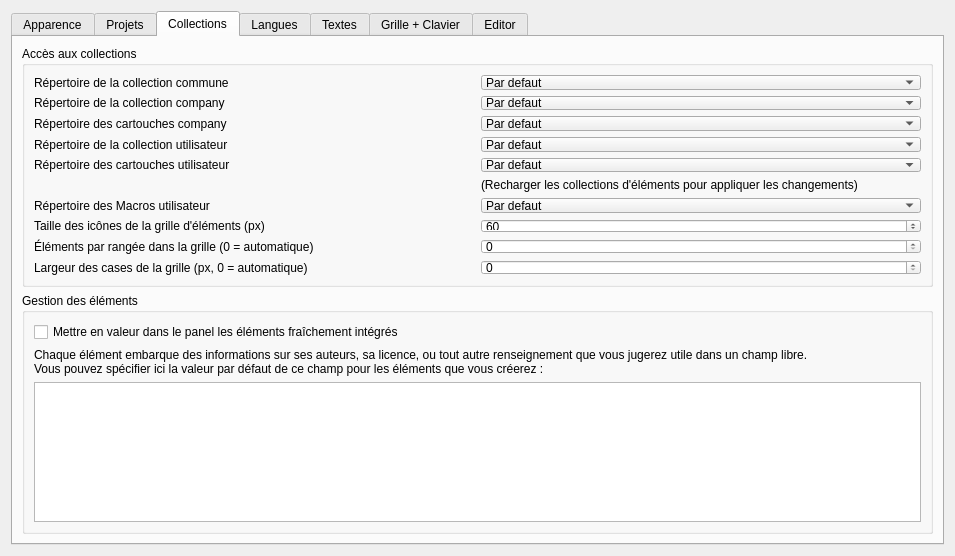
Qt form sources/ui/configpage/generalconfigurationpage.ui (jolinjo/QET) before a commit.
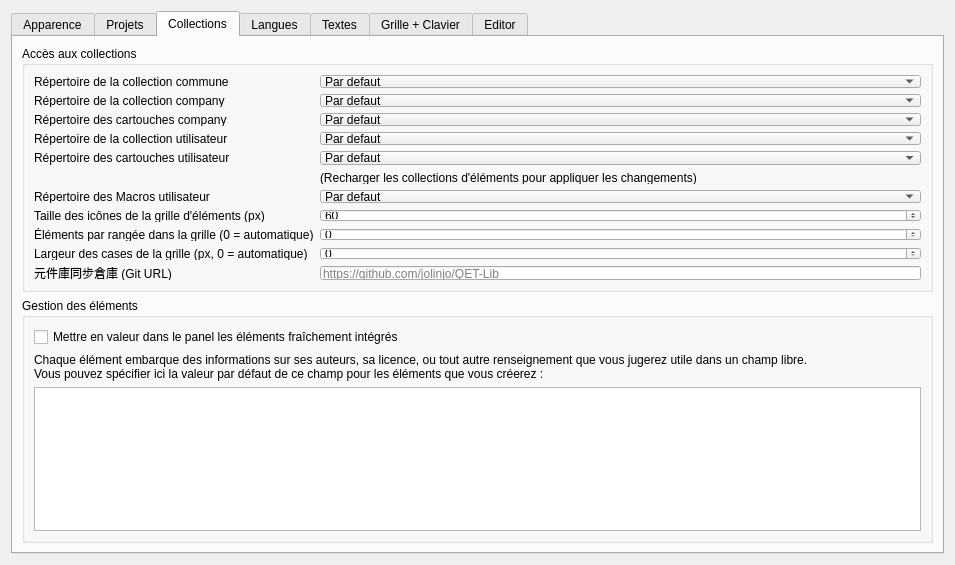
The same form after that commit.

Commit message:
feat: 元件庫同步倉庫 URL 改由偏好設定設定，版本升至 0.100.69
- 偏好設定 Collections 分頁新增「元件庫同步倉庫 (Git URL)」欄位，綁定設定鍵
  elementspanel/library-git-url（預設 https://github.com/jolinjo/QET-Lib）。
- updateLibraryFromGit 不再彈輸入框，直接讀偏好設定的 URL，改用 yes/no 確認
  （因 mirror --delete 具破壞性）。
- 同步流程不變：淺 clone → 備份 → 鏡射 elements-company / titleblocks-company。

What changed in the file:
```diff
--- a/sources/ui/configpage/generalconfigurationpage.ui
+++ b/sources/ui/configpage/generalconfigurationpage.ui
@@ -430,6 +430,20 @@
             </property>
            </widget>
           </item>
+          <item row="11" column="0">
+           <widget class="QLabel" name="m_library_git_url_label">
+            <property name="text">
+             <string>元件庫同步倉庫 (Git URL)</string>
+            </property>
+           </widget>
+          </item>
+          <item row="11" column="1">
+           <widget class="QLineEdit" name="m_library_git_url_le">
+            <property name="placeholderText">
+             <string>https://github.com/jolinjo/QET-Lib</string>
+            </property>
+           </widget>
+          </item>
          </layout>
         </widget>
        </item>
```
The commit also changes 3 other files.
